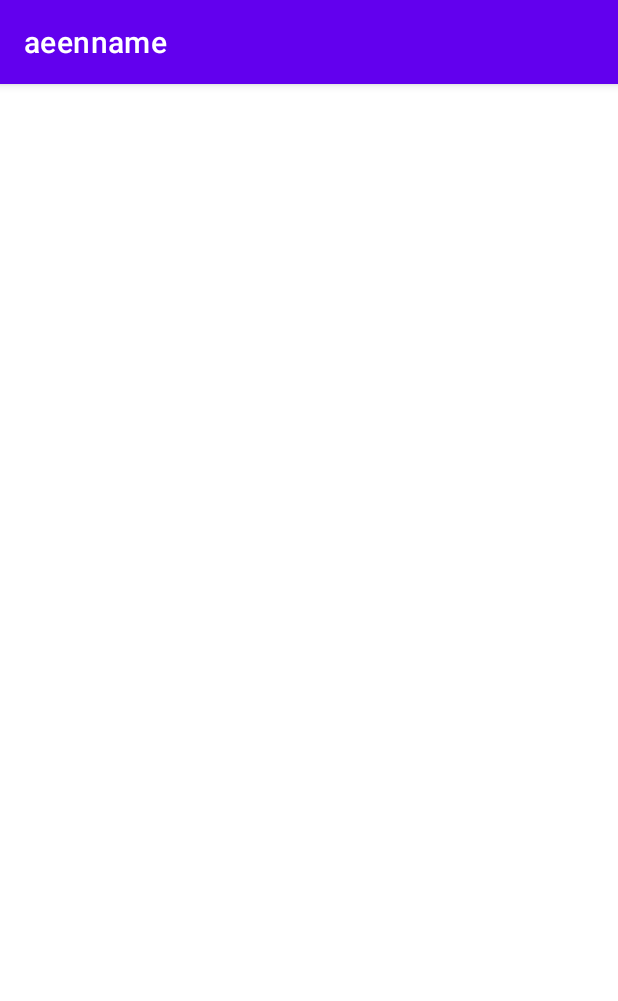
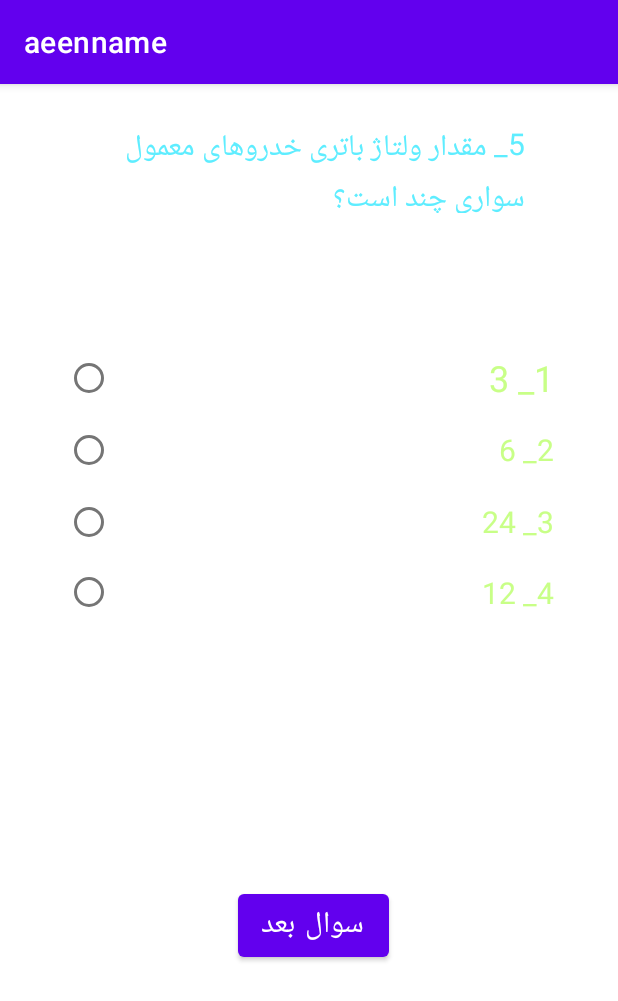
Before and after one commit to RezaRezaeian/android-tamrin1, an Android app: the MainActivity6 screen opened directly, with no data from a screen before it, on a phone screen of 412 x 824 dp. Shown: the top 1001 px of the screen. Run offline under Robolectric (Android 15) with nearby library versions, the phone set to English and light mode, and no system bars.

Commit message:
MainActivity6 changes

```diff
--- a/app/src/main/AndroidManifest.xml
+++ b/app/src/main/AndroidManifest.xml
@@ -11,6 +11,9 @@
         android:supportsRtl="true"
         android:theme="@style/Theme.Aeenname"
         tools:targetApi="31">
+        <activity
+            android:name=".MainActivity7"
+            android:exported="false" />
         <activity
             android:name=".MainActivity6"
             android:exported="false" />
--- a/app/src/main/res/layout/activity_main6.xml
+++ b/app/src/main/res/layout/activity_main6.xml
@@ -6,4 +6,92 @@
     android:layout_height="match_parent"
     tools:context=".MainActivity6">
 
+    <TextView
+        android:id="@+id/textView"
+        android:layout_width="287dp"
+        android:layout_height="60dp"
+        android:text="5_ مقدار ولتاژ باتری خدروهای معمول سواری چند است؟"
+        android:textColor="#5EEDFF"
+        android:textSize="20sp"
+        app:layout_constraintBottom_toTopOf="@+id/radioGroup"
+        app:layout_constraintEnd_toEndOf="parent"
+        app:layout_constraintStart_toStartOf="parent"
+        app:layout_constraintTop_toTopOf="parent"
+        app:layout_constraintVertical_bias="0.233" />
+
+    <RadioGroup
+        android:id="@+id/radioGroup"
+        android:layout_width="326dp"
+        android:layout_height="190dp"
+        app:layout_constraintBottom_toTopOf="@+id/btnNext"
+        app:layout_constraintEnd_toEndOf="parent"
+        app:layout_constraintStart_toStartOf="parent"
+        app:layout_constraintTop_toTopOf="parent">
+
+        <RadioButton
+            android:id="@+id/radioButton"
+            android:layout_width="match_parent"
+            android:layout_height="wrap_content"
+            android:text="1_ 3"
+            android:textColor="#C8FF87"
+            android:textDirection="rtl"
+            android:textSize="24sp"
+            app:layout_constraintBottom_toBottomOf="parent"
+            app:layout_constraintEnd_toEndOf="parent"
+            app:layout_constraintStart_toStartOf="parent"
+            app:layout_constraintTop_toTopOf="parent" />
+
+        <RadioButton
+            android:id="@+id/radioButton2"
+            android:layout_width="match_parent"
+            android:layout_height="wrap_content"
+            android:text="2_ 6"
+            android:textColor="#C8FF87"
+            android:textDirection="rtl"
+            android:textSize="20sp"
+            app:layout_constraintBottom_toBottomOf="parent"
+            app:layout_constraintEnd_toEndOf="parent"
+            app:layout_constraintStart_toStartOf="parent"
+            app:layout_constraintTop_toTopOf="parent" />
+
+        <RadioButton
+            android:id="@+id/radioButton3"
+            android:layout_width="match_parent"
+            android:layout_height="wrap_content"
+            android:text="3_ 24"
+            android:textColor="#C8FF87"
+            android:textDirection="rtl"
+            android:textSize="20sp"
+            app:layout_constraintBottom_toBottomOf="parent"
+            app:layout_constraintEnd_toEndOf="parent"
+            app:layout_constraintStart_toStartOf="parent"
+            app:layout_constraintTop_toTopOf="parent" />
+
+        <RadioButton
+            android:id="@+id/radioButton4"
+            android:layout_width="match_parent"
+            android:layout_height="wrap_content"
+            android:text="4_ 12"
+            android:textColor="#C8FF87"
+            android:textDirection="rtl"
+            android:textSize="20sp"
+            app:layout_constraintBottom_toBottomOf="parent"
+            app:layout_constraintEnd_toEndOf="parent"
+            app:layout_constraintStart_toStartOf="parent"
+            app:layout_constraintTop_toTopOf="parent" />
+    </RadioGroup>
+
+    <Button
+        android:id="@+id/btnNext"
+        android:layout_width="wrap_content"
+        android:layout_height="wrap_content"
+        android:text="سوال بعد"
+        android:textSize="20sp"
+        app:layout_constraintBottom_toBottomOf="parent"
+        app:layout_constraintEnd_toEndOf="parent"
+        app:layout_constraintHorizontal_bias="0.509"
+        app:layout_constraintStart_toStartOf="parent"
+        app:layout_constraintTop_toTopOf="parent"
+        app:layout_constraintVertical_bias="0.748" />
+
 </androidx.constraintlayout.widget.ConstraintLayout>
```
Also changed, not shown: app/src/main/java/com/example/aeenname/MainActivity6.java (+39 -0 lines), app/src/main/java/com/example/aeenname/MainActivity7.java (added, +14 -0 lines), app/src/main/res/layout/activity_main7.xml (added, +9 -0 lines).
